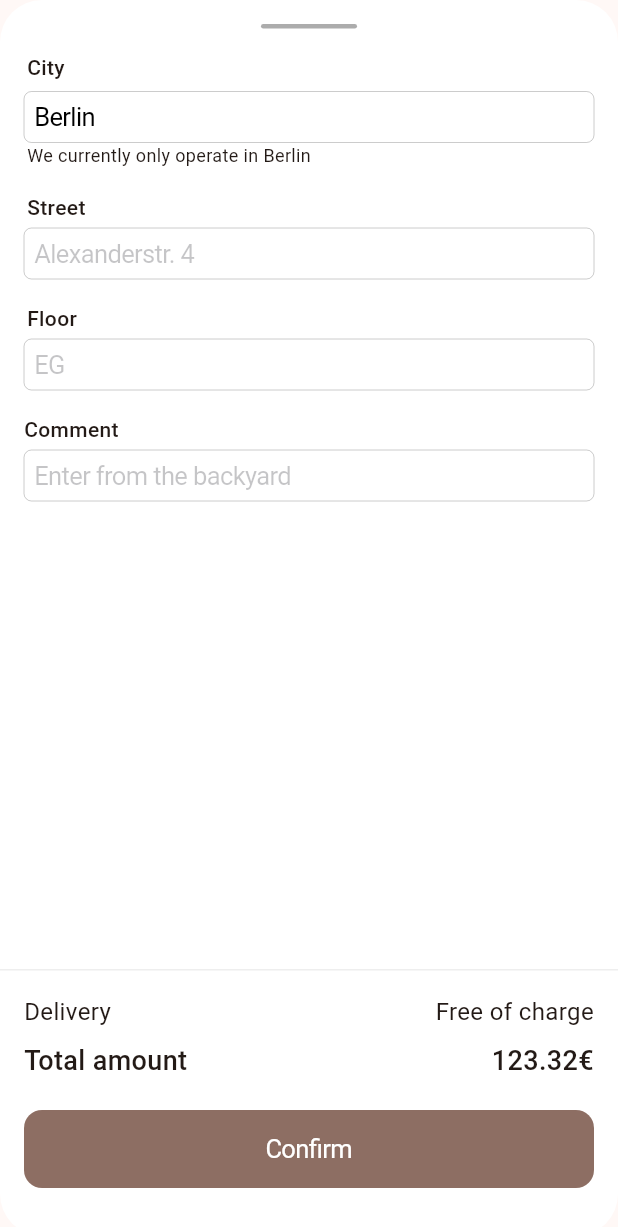
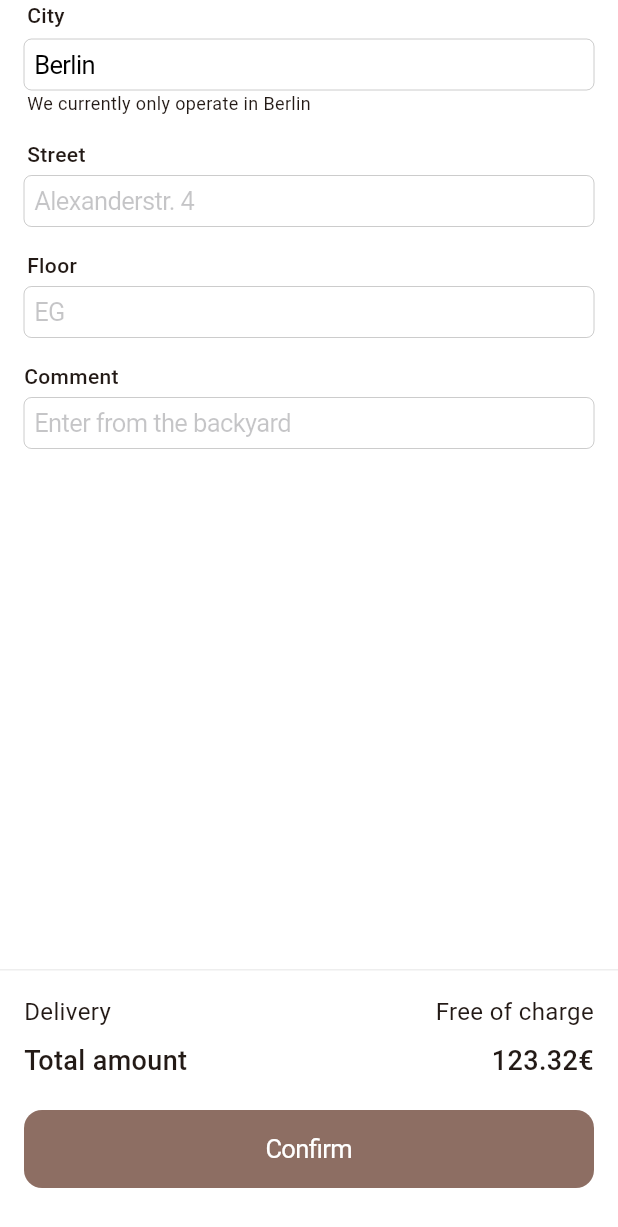
Before and after one commit to festelo/appinio-home-test, a Flutter app: the BasketAddressPage widget shown alone on an empty page, opened directly, on a phone screen of 412 x 824 dp. Shown: the top 1227 px of the screen. Run offline on Flutter 3.47's test engine with Material 3 defaults, Android fonts, the phone set to English and light mode, and no system bars; our stand-ins replace decimal, equatable, flutter_bloc; network calls fail.

Commit message:
UI fixes

```diff
--- a/lib/pages/basket_sheet/basket_address_page/basket_address_page.dart
+++ b/lib/pages/basket_sheet/basket_address_page/basket_address_page.dart
@@ -1,9 +1,6 @@
-import 'package:appinio_bloc/extensions/price_extensions.dart';
 import 'package:appinio_bloc/pages/basket_sheet/basket_address_page/basket_address_cubit.dart';
-import 'package:appinio_bloc/pages/basket_sheet/widgets/basket_sheet_decoration.dart';
+import 'package:appinio_bloc/pages/basket_sheet/widgets/basket_sheet_content_decoration.dart';
 import 'package:appinio_bloc/pages/basket_sheet/widgets/basket_sheet_summary.dart';
-import 'package:appinio_bloc/theme.dart';
-import 'package:appinio_bloc/widgets/sheet_handle.dart';
 import 'package:flutter/cupertino.dart';
 import 'package:flutter_bloc/flutter_bloc.dart';
 
@@ -20,10 +17,9 @@ class BasketAddressPage extends StatelessWidget {
       fontWeight: FontWeight.w500,
     );
 
-    return BasketSheetDecoration(
+    return BasketSheetContentDecoration(
       child: Column(
         children: [
-          const SheetHandle(),
           Expanded(
             child: ListView(
               padding: const EdgeInsets.symmetric(horizontal: 16),
--- a/lib/pages/basket_sheet/basket_food_list_page/basket_food_list_page.dart
+++ b/lib/pages/basket_sheet/basket_food_list_page/basket_food_list_page.dart
@@ -1,10 +1,9 @@
 import 'package:appinio_bloc/pages/basket_sheet/basket_food_list_page/basket_food_list_cubit.dart';
 import 'package:appinio_bloc/pages/basket_sheet/routes.dart';
-import 'package:appinio_bloc/pages/basket_sheet/widgets/basket_sheet_decoration.dart';
+import 'package:appinio_bloc/pages/basket_sheet/widgets/basket_sheet_content_decoration.dart';
 import 'package:appinio_bloc/pages/basket_sheet/widgets/basket_sheet_summary.dart';
 import 'package:appinio_bloc/theme.dart';
 import 'package:appinio_bloc/widgets/food_list_item.dart';
-import 'package:appinio_bloc/widgets/sheet_handle.dart';
 import 'package:flutter/cupertino.dart';
 import 'package:flutter_bloc/flutter_bloc.dart';
 
@@ -23,10 +22,9 @@ class BasketFoodListPage extends StatelessWidget {
       (BasketFoodListCubit cubit) => cubit.state.totalPrice,
     );
 
-    return BasketSheetDecoration(
+    return BasketSheetContentDecoration(
       child: Column(
         children: [
-          const SheetHandle(),
           Expanded(
             child: ListView.builder(
               itemCount: foodList.length,
--- /dev/null
+++ b/lib/pages/basket_sheet/widgets/basket_sheet_content_decoration.dart
@@ -0,0 +1,18 @@
+import 'package:flutter/cupertino.dart';
+
+class BasketSheetContentDecoration extends StatelessWidget {
+  const BasketSheetContentDecoration({
+    required this.child,
+    super.key,
+  });
+
+  final Widget child;
+
+  @override
+  Widget build(BuildContext context) {
+    return ColoredBox(
+      color: CupertinoTheme.of(context).scaffoldBackgroundColor,
+      child: child,
+    );
+  }
+}
```
Also changed, not shown: lib/pages/basket_sheet/basket_sheet.dart (+12 -1 lines).
